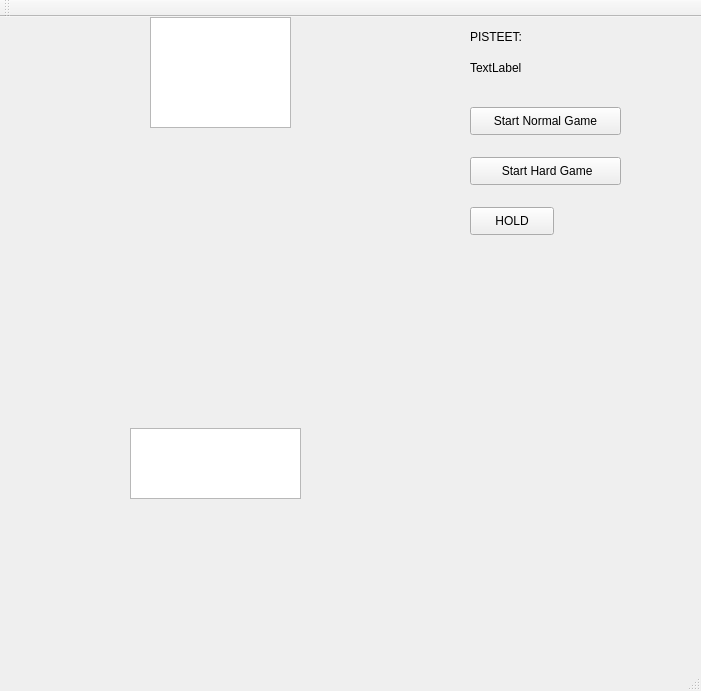
Before: the Qt Designer form student/13/tetris/mainwindow.ui in mqjuha/School_projects, drawn with Qt 5.
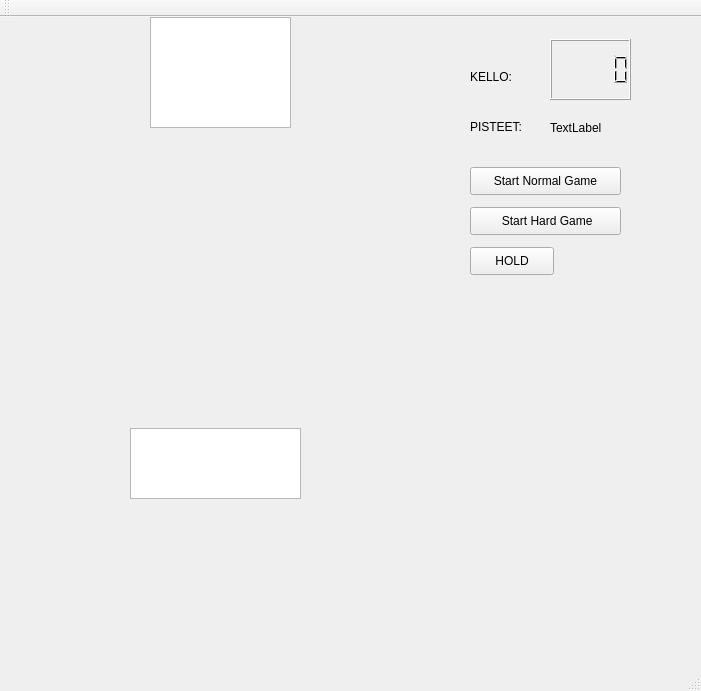
After: the same form once the commit is applied.

Commit message: Pelin ajan näkyminen kun palikat ovat liikkeessa  eli clock_time funktio

```diff
--- a/student/13/tetris/mainwindow.ui
+++ b/student/13/tetris/mainwindow.ui
@@ -38,7 +38,7 @@
     <property name="geometry">
      <rect>
       <x>470</x>
-      <y>140</y>
+      <y>190</y>
       <width>151</width>
       <height>28</height>
      </rect>
@@ -51,7 +51,7 @@
     <property name="geometry">
      <rect>
       <x>470</x>
-      <y>90</y>
+      <y>150</y>
       <width>151</width>
       <height>28</height>
      </rect>
@@ -63,8 +63,8 @@
    <widget class="QLabel" name="pointsLabel">
     <property name="geometry">
      <rect>
-      <x>470</x>
-      <y>30</y>
+      <x>550</x>
+      <y>90</y>
       <width>101</width>
       <height>41</height>
      </rect>
@@ -77,7 +77,7 @@
     <property name="geometry">
      <rect>
       <x>470</x>
-      <y>10</y>
+      <y>100</y>
       <width>63</width>
       <height>20</height>
      </rect>
@@ -90,7 +90,7 @@
     <property name="geometry">
      <rect>
       <x>470</x>
-      <y>190</y>
+      <y>230</y>
       <width>84</width>
       <height>28</height>
      </rect>
@@ -99,6 +99,29 @@
      <string>HOLD</string>
     </property>
    </widget>
+   <widget class="QLCDNumber" name="lcdNumberClock">
+    <property name="geometry">
+     <rect>
+      <x>550</x>
+      <y>22</y>
+      <width>81</width>
+      <height>61</height>
+     </rect>
+    </property>
+   </widget>
+   <widget class="QLabel" name="label">
+    <property name="geometry">
+     <rect>
+      <x>470</x>
+      <y>50</y>
+      <width>63</width>
+      <height>20</height>
+     </rect>
+    </property>
+    <property name="text">
+     <string>KELLO:</string>
+    </property>
+   </widget>
   </widget>
   <widget class="QMenuBar" name="menuBar">
    <property name="geometry">
```
The commit also changes 2 other files.
